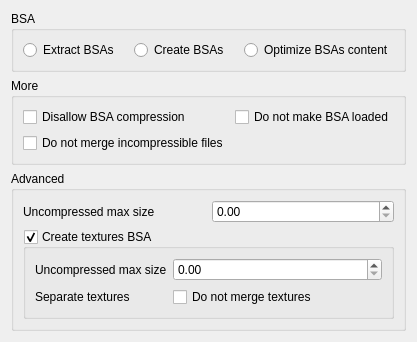
Guekka/cathedral-assets-optimizer, file src/GUI/AdvancedBSAModule.ui: the form before one commit.
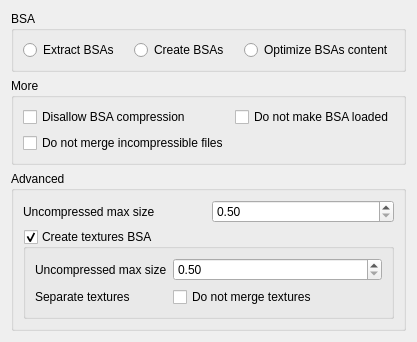
The form after the commit.

Commit message: [BSA/GUI] Bumped minimum BSA max size to 0.5Gb

The edit to the form file:
```diff
--- a/src/GUI/AdvancedBSAModule.ui
+++ b/src/GUI/AdvancedBSAModule.ui
@@ -130,6 +130,9 @@
         <property name="toolTip">
          <string>&lt;html&gt;&lt;head/&gt;&lt;body&gt;&lt;p&gt;The maximum uncompressed size for files in a BSA&lt;/p&gt;&lt;/body&gt;&lt;/html&gt;</string>
         </property>
+        <property name="minimum">
+         <double>0.500000000000000</double>
+        </property>
        </widget>
       </item>
       <item row="3" column="0" colspan="2">
@@ -152,6 +155,9 @@
            <property name="toolTip">
             <string>&lt;html&gt;&lt;head/&gt;&lt;body&gt;&lt;p&gt;The maximum uncompressed size for files in a textures BSA&lt;/p&gt;&lt;/body&gt;&lt;/html&gt;</string>
            </property>
+           <property name="minimum">
+            <double>0.500000000000000</double>
+           </property>
           </widget>
          </item>
          <item row="1" column="0">
```
The commit also changes 1 other file.
